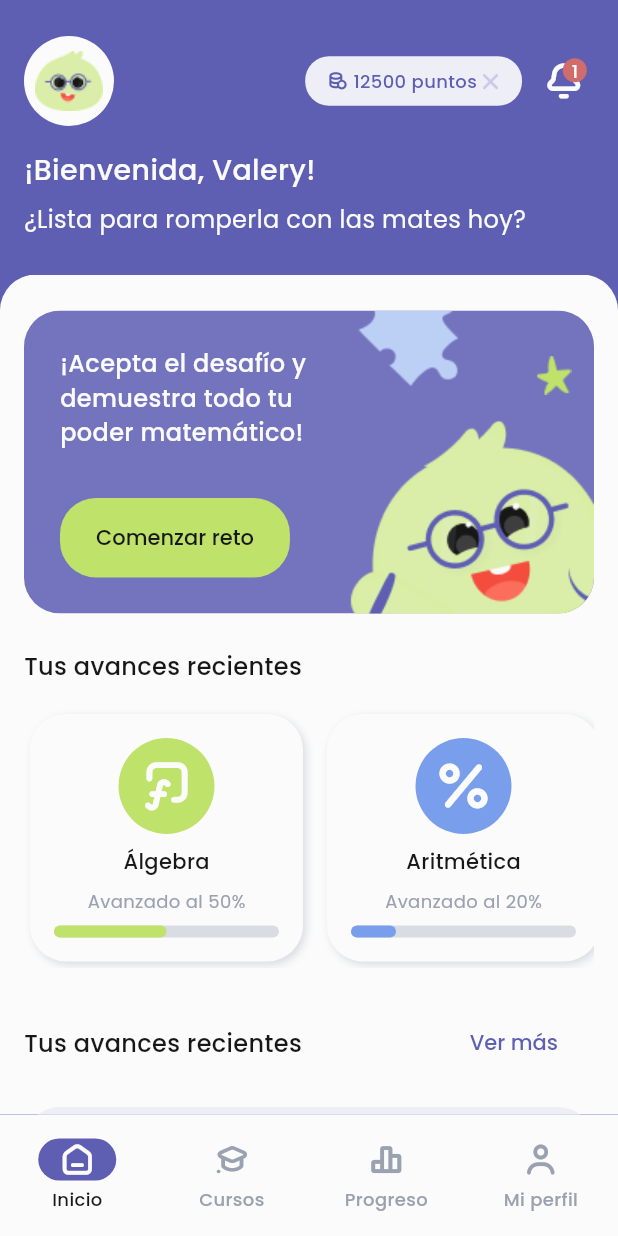
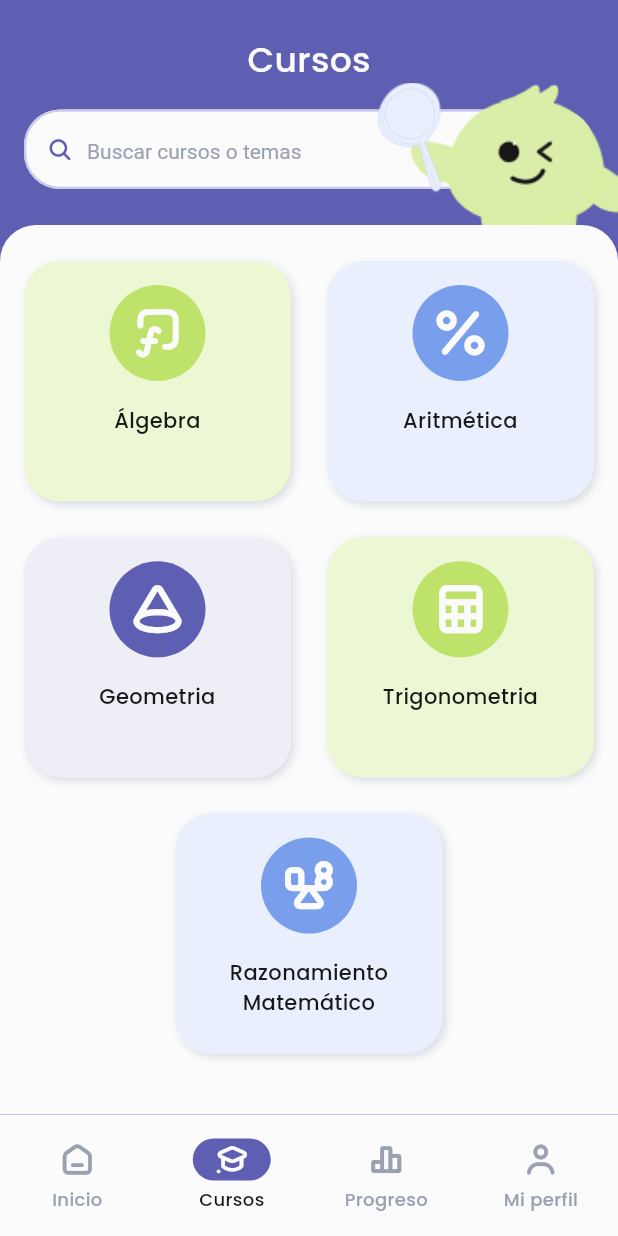
Before and after one commit to JoshuaPariona/edu_teens, a Flutter app: the screen it shows after launch, on a phone screen of 412 x 824 dp. Run offline on Flutter 3.47's test engine with Material 3 defaults, Android fonts, the phone set to English and light mode, and no system bars; our stand-ins replace go_router.

```diff
--- a/lib/components/app_app_bar.dart
+++ b/lib/components/app_app_bar.dart
@@ -1,9 +1,10 @@
+import 'dart:async';
+
 import 'package:edu_teens/components/app_input.dart';
 import 'package:edu_teens/components/app_label.dart';
 import 'package:edu_teens/components/app_text.dart';
 import 'package:edu_teens/consts/app_colors.dart';
 import 'package:edu_teens/consts/app_dimensions.dart';
-import 'package:edu_teens/consts/app_durations.dart';
 import 'package:edu_teens/consts/app_icons.dart';
 import 'package:edu_teens/consts/app_images.dart';
 import 'package:edu_teens/consts/app_routes.dart';
@@ -21,52 +22,41 @@ class AppAppBar extends StatefulWidget {
   State<AppAppBar> createState() => _AppAppBarState();
 }
 
-class _AppAppBarState extends State<AppAppBar> {
-  @override
-  Widget build(BuildContext context) {
-    final scrollControllerProvider = Provider.of<ScrollControllerProvider>(
-      context,
+class _AppAppBarState extends State<AppAppBar> with RouteAware {
+
+  Widget _buildAnimatedImage(bool isCourses) {
+    return AnimatedPositioned(
+      duration: Duration(milliseconds: 800),
+      curve: Curves.bounceOut,
+      right: 0,
+      bottom: isCourses ? 0 : -150,
+      child: IgnorePointer(
+        child: Image.asset(AppImages.eduSearch),
+      ),
     );
-    final theme = Theme.of(context).extension<AppAppBarTheme>()!;
-    final location = GoRouter.of(context).state.name;
-    final isHome = location == AppRoutes.home.name;
-    final isCourses = location == AppRoutes.courses.name;
+  }
 
-    double height = interpolate(
-      maxBound: theme.style.flexibleSpaceExpandedHeight,
-      maxNumber: scrollControllerProvider.maxOffset,
-      number: scrollControllerProvider.collapseOffset,
-    );
-
-    double opacity = interpolate(
-      maxBound: 1,
-      maxNumber: scrollControllerProvider.maxOffset,
-      number: scrollControllerProvider.collapseOffset,
-    );
-
-    return Container(
-      color: theme.style.backgroundColor,
-      padding: EdgeInsets.symmetric(
-        horizontal: theme.style.horizontalPadding,
-        vertical: theme.style.verticalPadding,
-      ),
-      child: Column(
-        children: [
-          if (isCourses)
-            AppText(
+  Widget _buildCoursesTitle(ThemeData theme) {
+    return AppText(
       "Cursos",
       size: AppTextSizeType.h3,
       weight: AppTextWeightType.medium,
-              color: theme.style.foregroundColor,
-            ),
-          if (isHome)
+      color: theme.extension<AppAppBarTheme>()!.style.foregroundColor,
+    );
+  }
+
+  Widget _buildHomeContent(ThemeData theme, double height, double opacity) {
+    final appBarTheme = theme.extension<AppAppBarTheme>()!.style;
+    return Column(
+      crossAxisAlignment: CrossAxisAlignment.start,
+      children: [
         Row(
           mainAxisAlignment: MainAxisAlignment.spaceBetween,
           mainAxisSize: MainAxisSize.max,
           children: [
             CircleAvatar(
-                  backgroundColor: theme.style.foregroundColor,
-                  radius: theme.style.leadingSize,
+              backgroundColor: appBarTheme.foregroundColor,
+              radius: appBarTheme.leadingSize,
               child: Image.asset(AppImages.avatar),
             ),
             Row(
@@ -79,14 +69,14 @@ class _AppAppBarState extends State<AppAppBar> {
                   filled: false,
                   cancellable: true,
                 ),
-                    SizedBox(width: theme.style.actionsGap),
+                SizedBox(width: appBarTheme.actionsGap),
                 Stack(
                   children: [
                     IconButton(
                       padding: EdgeInsets.zero,
                       icon: Icon(
                         AppIcons.notification,
-                            color: theme.style.foregroundColor,
+                        color: appBarTheme.foregroundColor,
                       ),
                       onPressed: () => print("notification"),
                     ),
@@ -97,7 +87,7 @@ class _AppAppBarState extends State<AppAppBar> {
                         width: 16,
                         height: 16,
                         decoration: BoxDecoration(
-                              color: AppColors.error, // Color del dot
+                          color: AppColors.error,
                           shape: BoxShape.circle,
                         ),
                         child: Center(
@@ -105,7 +95,7 @@ class _AppAppBarState extends State<AppAppBar> {
                             "1",
                             size: AppTextSizeType.footnote,
                             weight: AppTextWeightType.medium,
-                                color: theme.style.foregroundColor,
+                            color: appBarTheme.foregroundColor,
                           ),
                         ),
                       ),
@@ -116,7 +106,6 @@ class _AppAppBarState extends State<AppAppBar> {
             ),
           ],
         ),
-          if (isHome)
         SizedBox(
           height: height,
           child: Opacity(
@@ -126,36 +115,71 @@ class _AppAppBarState extends State<AppAppBar> {
               child: Column(
                 crossAxisAlignment: CrossAxisAlignment.start,
                 children: [
-                      SizedBox(
-                        height: theme.style.verticalGap,
-                        width: double.infinity,
-                      ),
+                  SizedBox(height: appBarTheme.verticalGap),
                   AppText(
                     "¡Bienvenida, Valery! ",
                     size: AppTextSizeType.h4,
                     weight: AppTextWeightType.medium,
-                        color: theme.style.foregroundColor,
+                    color: appBarTheme.foregroundColor,
                   ),
-                      SizedBox(
-                        height: theme.style.verticalFlexibleSpaceGap,
-                        width: double.infinity,
-                      ),
+                  SizedBox(height: appBarTheme.verticalFlexibleSpaceGap),
                   AppText(
                     "¿Lista para romperla con las mates hoy?",
                     size: AppTextSizeType.subtitle,
                     weight: AppTextWeightType.regular,
-                        color: theme.style.foregroundColor,
+                    color: appBarTheme.foregroundColor,
                   ),
                 ],
               ),
             ),
           ),
         ),
+      ],
+    );
+  }
+
+  @override
+  Widget build(BuildContext context) {
+    final scrollControllerProvider = context.watch<ScrollControllerProvider>();
+    final theme = Theme.of(context);
+    final appBarTheme = theme.extension<AppAppBarTheme>()!.style;
+    final location = GoRouter.of(context).state.name;
+
+    final isHome = location == AppRoutes.home.name;
+    final isCourses = location == AppRoutes.courses.name;
+
+    double height = interpolate(
+      maxBound: appBarTheme.flexibleSpaceExpandedHeight,
+      maxNumber: scrollControllerProvider.maxOffset,
+      number: scrollControllerProvider.collapseOffset,
+    );
+
+    double opacity = interpolate(
+      maxBound: 1,
+      maxNumber: scrollControllerProvider.maxOffset,
+      number: scrollControllerProvider.collapseOffset,
+    );
+
+    return Stack(
+      children: [
+        Container(
+          color: appBarTheme.backgroundColor,
+          padding: EdgeInsets.symmetric(
+            horizontal: appBarTheme.horizontalPadding,
+            vertical: appBarTheme.verticalPadding,
+          ),
+          child: Column(
+            children: [
+              if (isCourses) _buildCoursesTitle(theme),
+              if (isHome) _buildHomeContent(theme, height, opacity),
               if (isCourses)
-            SizedBox(height: theme.style.verticalGap, width: double.infinity),
+                SizedBox(height: appBarTheme.verticalGap),
               if (isCourses) AppInput(placeHolder: "Buscar cursos o temas"),
             ],
           ),
+        ),
+        _buildAnimatedImage(isCourses),
+      ],
     );
   }
 }
--- a/lib/components/course_progress_card.dart
+++ b/lib/components/course_progress_card.dart
@@ -1,5 +1,4 @@
 import 'package:edu_teens/components/app_text.dart';
-import 'package:edu_teens/consts/app_icons.dart';
 import 'package:edu_teens/theme/extensions/course_progress_card_variant_themes.dart';
 import 'package:flutter/material.dart';
 
--- a/lib/consts/app_images.dart
+++ b/lib/consts/app_images.dart
@@ -10,4 +10,5 @@ class AppImages {
   static const String tertiaryEllipse1 = 'assets/images/tertiary-ellipse1.png';
   static const String eduRM= 'assets/images/edu-rm.png';
   static const String primaryEllipse1 = 'assets/images/primary-ellipse1.png';
+  static const String eduSearch = 'assets/images/edu-search.png';
 }
--- a/lib/consts/app_routes.dart
+++ b/lib/consts/app_routes.dart
@@ -21,10 +21,17 @@ class AppRoutes {
   );
   static const RouteInfo courses = _RouteInfo(
     p: "/dashboard/courses",
-    n: "assignments",
+    n: "courses",
   );
 
-  static const List<RouteInfo> dashboardTabs = [home, courses, progress, profile];
+  static const RouteInfo course = _RouteInfo(p: "/course", n: "course");
+
+  static const List<RouteInfo> dashboardTabs = [
+    home,
+    courses,
+    progress,
+    profile,
+  ];
 }
 
 abstract class RouteInfo {
--- a/lib/main.dart
+++ b/lib/main.dart
@@ -18,9 +18,13 @@ class MyApp extends StatelessWidget {
       theme: AppTheme.lightTheme,
       themeMode: ThemeMode.light,
       routerConfig: AppRouter.router,
-      builder:
-          (context, child) =>
-              Container(color: Theme.of(context).primaryColor, child: child),
+      builder: (context, child) {
+        final c = child ?? const SizedBox();
+        return Container(
+          color: Theme.of(context).primaryColor,
+          child: SafeArea(child: c),
+        );
+      },
     );
   }
 }
--- a/lib/pages/dashboard/shell_layout.dart
+++ b/lib/pages/dashboard/shell_layout.dart
@@ -6,23 +6,18 @@ import 'package:provider/provider.dart';
 
 class DashboardLayout extends StatelessWidget {
   final Widget child;
-  const DashboardLayout({
-    super.key,
-    required this.child,
-  });
+  const DashboardLayout({super.key, required this.child});
 
   @override
   Widget build(BuildContext context) {
     return ChangeNotifierProvider(
       create: (_) => ScrollControllerProvider(),
-      child: SafeArea(
-        child: Scaffold(
-          body: Column(
-            mainAxisSize: MainAxisSize.max,
-            children: [AppAppBar(), Expanded(child: child)],
-          ),
-          bottomNavigationBar: AppBottomNavigatorBar(),
+      child: Scaffold(
+        body: Column(
+          mainAxisSize: MainAxisSize.max,
+          children: [AppAppBar(), Expanded(child: child)],
         ),
+        bottomNavigationBar: AppBottomNavigatorBar(),
       ),
     );
   }
--- a/lib/pages/pages.dart
+++ b/lib/pages/pages.dart
@@ -6,4 +6,5 @@ export 'package:edu_teens/pages/dashboard/courses_page.dart';
 export 'package:edu_teens/pages/dashboard/home_page.dart';
 export 'package:edu_teens/pages/dashboard/profile_page.dart';
 export 'package:edu_teens/pages/dashboard/progress_page.dart';
+export 'package:edu_teens/pages/course_page.dart';
 export 'package:edu_teens/pages/test/ui_test.dart';
--- a/lib/router/app_router.dart
+++ b/lib/router/app_router.dart
@@ -9,7 +9,7 @@ class AppRouter {
   static RouteInfo dashboardCurrentRouteInfo = AppRoutes.home;
 
   static final GoRouter router = GoRouter(
-    initialLocation: AppRoutes.dashboard.path,
+    initialLocation: AppRoutes.courses.path,
     routes: [
       GoRoute(
         path: AppRoutes.login.path,
@@ -25,6 +25,11 @@ class AppRouter {
         path: AppRoutes.onboarding.path,
         name: AppRoutes.onboarding.name,
         builder: (context, state) => const OnboardingPage(),
+      ),
+      GoRoute(
+        path: AppRoutes.course.path,
+        name: AppRoutes.course.name,
+        builder: (context, state) => const CoursePage(),
       ),
       GoRoute(
         path: AppRoutes.dashboard.path,
```
Also changed, not shown: lib/components/app_back_button.dart (added, +52 -0 lines), lib/components/course_app_bar.dart (added, +75 -0 lines), lib/components/course_overall_progress.dart (added, +91 -0 lines), lib/pages/course_page.dart (added, +66 -0 lines), lib/providers/course_page_scroll_controller_provider.dart (added, +58 -0 lines), assets/images/edu-search.png (added). Lines whose indentation alone changed are shown as unchanged.
